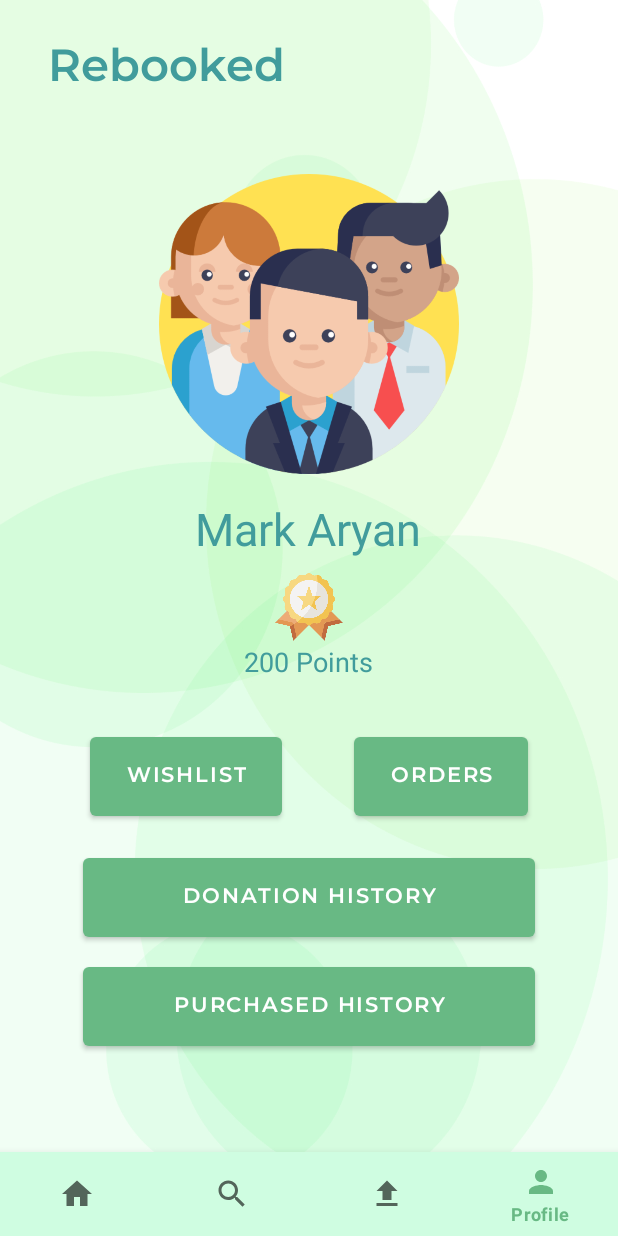
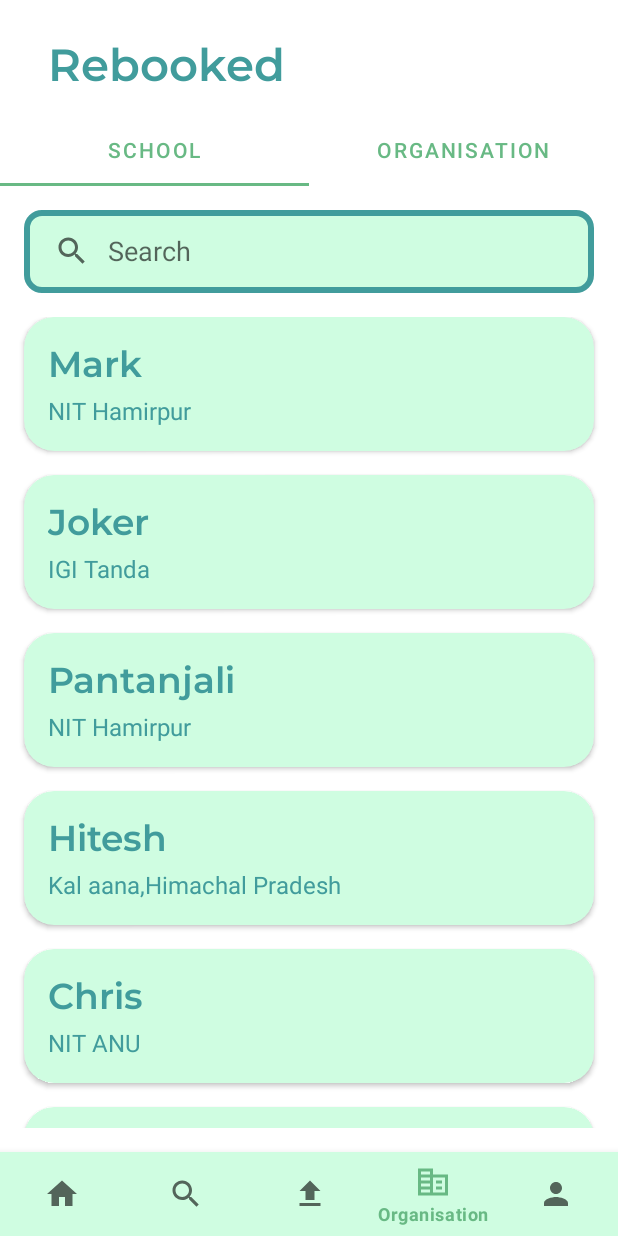
Before and after one commit to shradhayy/GSC2023, an Android app: the HomeFragment screen opened through its navigation route, item 4 of the bottom bar chosen, on a phone screen of 412 x 824 dp. Run offline under Robolectric (Android 15) with nearby library versions, the phone set to English and light mode, and no system bars; our stand-ins replace navigation-ui.

Commit message:
update: organization and school with search UI done

```diff
--- a/app/src/main/java/com/vishal2376/rebooked/MainActivity.kt
+++ b/app/src/main/java/com/vishal2376/rebooked/MainActivity.kt
@@ -50,6 +50,10 @@ class MainActivity : AppCompatActivity() {
                     navController.navigate(R.id.searchFragment)
                     true
                 }
+                R.id.itemMain -> {
+                    navController.navigate(R.id.mainFragment)
+                    true
+                }
                 R.id.itemUpload -> {
                     navController.navigate(R.id.uploadFragment)
                     true
--- /dev/null
+++ b/app/src/main/java/com/vishal2376/rebooked/adapters/OrgAdapter.kt
@@ -0,0 +1,40 @@
+package com.vishal2376.rebooked.adapters
+
+import android.content.Context
+import android.view.LayoutInflater
+import android.view.View
+import android.view.ViewGroup
+import android.view.animation.AnimationUtils
+import android.widget.TextView
+import androidx.recyclerview.widget.RecyclerView.Adapter
+import androidx.recyclerview.widget.RecyclerView.ViewHolder
+import com.vishal2376.rebooked.R
+import com.vishal2376.rebooked.models.Org
+
+class OrgAdapter(private val context: Context, private val orgs: List<Org>) :
+    Adapter<OrgAdapter.OrgViewHolder>() {
+
+    override fun onCreateViewHolder(parent: ViewGroup, viewType: Int): OrgViewHolder {
+        val view = LayoutInflater.from(parent.context).inflate(R.layout.org_item, parent, false)
+        return OrgViewHolder(view)
+    }
+
+    override fun getItemCount(): Int {
+        return orgs.size
+    }
+
+    override fun onBindViewHolder(holder: OrgViewHolder, position: Int) {
+        holder.name.text = orgs[position].name
+        holder.orgName.text = orgs[position].org
+
+        //animation
+        holder.itemView.animation = AnimationUtils.loadAnimation(context, R.anim.slide)
+
+    }
+
+    inner class OrgViewHolder(itemView: View) : ViewHolder(itemView) {
+        val name: TextView = itemView.findViewById(R.id.tvName)
+        val orgName: TextView = itemView.findViewById(R.id.tvOrgName)
+
+    }
+}
--- /dev/null
+++ b/app/src/main/java/com/vishal2376/rebooked/adapters/ViewPagerAdapter.kt
@@ -0,0 +1,30 @@
+package com.vishal2376.rebooked.adapters
+
+import androidx.fragment.app.Fragment
+import androidx.fragment.app.FragmentManager
+import androidx.lifecycle.Lifecycle
+import androidx.viewpager2.adapter.FragmentStateAdapter
+import com.vishal2376.rebooked.fragments.nav.main.OrganisationFragment
+import com.vishal2376.rebooked.fragments.nav.main.SchoolFragment
+
+class ViewPagerAdapter(fragmentManager: FragmentManager, lifecycle: Lifecycle) :
+    FragmentStateAdapter(fragmentManager, lifecycle) {
+
+    override fun getItemCount(): Int {
+        return 2
+    }
+
+    override fun createFragment(position: Int): Fragment {
+        return when (position) {
+            0 -> {
+                SchoolFragment()
+            }
+            1 -> {
+                OrganisationFragment()
+            }
+            else -> {
+                SchoolFragment()
+            }
+        }
+    }
+}
--- a/app/src/main/java/com/vishal2376/rebooked/fragments/CategoriesFragment.kt
+++ /dev/null
@@ -1,27 +0,0 @@
-package com.vishal2376.rebooked.fragments
-
-import android.os.Bundle
-import android.view.LayoutInflater
-import android.view.View
-import android.view.ViewGroup
-import androidx.fragment.app.Fragment
-import com.vishal2376.rebooked.databinding.FragmentCategoriesBinding
-
-
-class CategoriesFragment : Fragment() {
-
-    private var _binding: FragmentCategoriesBinding? = null
-    private val binding: FragmentCategoriesBinding get() = _binding!!
-
-    override fun onCreateView(
-        inflater: LayoutInflater, container: ViewGroup?, savedInstanceState: Bundle?
-    ): View {
-        _binding = FragmentCategoriesBinding.inflate(inflater, container, false)
-        return binding.root
-    }
-
-    override fun onDestroyView() {
-        super.onDestroyView()
-        _binding = null
-    }
-}
--- /dev/null
+++ b/app/src/main/java/com/vishal2376/rebooked/fragments/nav/main/MainFragment.kt
@@ -0,0 +1,47 @@
+package com.vishal2376.rebooked.fragments.nav.main
+
+import android.os.Bundle
+import android.view.LayoutInflater
+import android.view.View
+import android.view.ViewGroup
+import androidx.fragment.app.Fragment
+import com.google.android.material.tabs.TabLayoutMediator
+import com.vishal2376.rebooked.adapters.ViewPagerAdapter
+import com.vishal2376.rebooked.databinding.FragmentMainBinding
+
+class MainFragment : Fragment() {
+
+    private var _binding: FragmentMainBinding? = null
+    private val binding: FragmentMainBinding get() = _binding!!
+
+    override fun onCreateView(
+        inflater: LayoutInflater, container: ViewGroup?, savedInstanceState: Bundle?
+    ): View {
+        _binding = FragmentMainBinding.inflate(inflater, container, false)
+        return binding.root
+    }
+
+    override fun onViewCreated(view: View, savedInstanceState: Bundle?) {
+        super.onViewCreated(view, savedInstanceState)
+
+        val viewPagerAdapter = ViewPagerAdapter(requireActivity().supportFragmentManager, lifecycle)
+        binding.viewPager.adapter = viewPagerAdapter
+
+        TabLayoutMediator(binding.tabLayout, binding.viewPager) { tab, position ->
+            when (position) {
+                0 -> {
+                    tab.text = "School"
+                }
+                1 -> {
+                    tab.text = "Organisation"
+                }
+            }
+        }.attach()
+
+    }
+
+    override fun onDestroyView() {
+        super.onDestroyView()
+        _binding = null
+    }
+}
--- /dev/null
+++ b/app/src/main/java/com/vishal2376/rebooked/fragments/nav/main/OrganisationFragment.kt
@@ -0,0 +1,60 @@
+package com.vishal2376.rebooked.fragments.nav.main
+
+import android.os.Bundle
+import android.view.LayoutInflater
+import android.view.View
+import android.view.ViewGroup
+import androidx.fragment.app.Fragment
+import androidx.recyclerview.widget.LinearLayoutManager
+import com.vishal2376.rebooked.adapters.OrgAdapter
+import com.vishal2376.rebooked.databinding.FragmentOrganisationBinding
+import com.vishal2376.rebooked.models.Org
+
+
+class OrganisationFragment : Fragment() {
+
+    private var _binding: FragmentOrganisationBinding? = null
+    private val binding: FragmentOrganisationBinding get() = _binding!!
+
+    override fun onCreateView(
+        inflater: LayoutInflater, container: ViewGroup?, savedInstanceState: Bundle?
+    ): View {
+        _binding = FragmentOrganisationBinding.inflate(inflater, container, false)
+        return binding.root
+    }
+
+    override fun onViewCreated(view: View, savedInstanceState: Bundle?) {
+        super.onViewCreated(view, savedInstanceState)
+
+        val temp = listOf<Org>(
+            Org("Nescafe", "NIT Hamirpur"),
+            Org("Amul", "NIT Hamirpur"),
+            Org("HPMC", "NIT Hamirpur"),
+            Org("Hiteshi", "NIT Hamirpur"),
+            Org("NBH", "NIT Hamirpur"),
+            Org("Pantanjali", "NIT Hamirpur"),
+            Org("Amul", "NIT Hamirpur"),
+            Org("HPMC", "NIT Hamirpur"),
+            Org("Hiteshi", "NIT Hamirpur"),
+            Org("NBH", "NIT Hamirpur"),
+            Org("HPMC", "NIT Hamirpur"),
+            Org("Hiteshi", "NIT Hamirpur"),
+            Org("NBH", "NIT Hamirpur"),
+            Org("Pantanjali", "NIT Hamirpur"),
+            Org("Amul", "NIT Hamirpur"),
+            Org("Pantanjali", "NIT Hamirpur"),
+            Org("Amul", "NIT Hamirpur"),
+            Org("HPMC", "NIT Hamirpur"),
+            Org("HPMC", "NIT Hamirpur"),
+            Org("Hiteshi", "NIT Hamirpur")
+        )
+
+        binding.rvOrganisation.layoutManager = LinearLayoutManager(requireContext())
+        binding.rvOrganisation.adapter = OrgAdapter(requireContext(), temp)
+    }
+
+    override fun onDestroyView() {
+        super.onDestroyView()
+        _binding = null
+    }
+}
--- /dev/null
+++ b/app/src/main/java/com/vishal2376/rebooked/fragments/nav/main/SchoolFragment.kt
@@ -0,0 +1,59 @@
+package com.vishal2376.rebooked.fragments.nav.main
+
+import android.os.Bundle
+import android.view.LayoutInflater
+import android.view.View
+import android.view.ViewGroup
+import androidx.fragment.app.Fragment
+import androidx.recyclerview.widget.LinearLayoutManager
+import com.vishal2376.rebooked.adapters.OrgAdapter
+import com.vishal2376.rebooked.databinding.FragmentSchoolBinding
+import com.vishal2376.rebooked.models.Org
+
+class SchoolFragment : Fragment() {
+
+    private var _binding: FragmentSchoolBinding? = null
+    private val binding: FragmentSchoolBinding get() = _binding!!
+
+    override fun onCreateView(
+        inflater: LayoutInflater, container: ViewGroup?, savedInstanceState: Bundle?
+    ): View {
+        _binding = FragmentSchoolBinding.inflate(inflater, container, false)
+        return binding.root
+    }
+
+    override fun onViewCreated(view: View, savedInstanceState: Bundle?) {
+        super.onViewCreated(view, savedInstanceState)
+
+        val temp = listOf<Org>(
+            Org("Mark", "NIT Hamirpur"),
+            Org("Joker", "IGI Tanda"),
+            Org("Pantanjali", "NIT Hamirpur"),
+            Org("Hitesh", "Kal aana,Himachal Pradesh"),
+            Org("Chris", "NIT ANU"),
+            Org("Ninja Hathori", "NIT Hamirpur"),
+            Org("Batman", "HPMC Kangra"),
+            Org("Joker", "IGI Tanda"),
+            Org("Pantanjali", "NIT Hamirpur"),
+            Org("Hitesh", "Kal aana,Himachal Pradesh"),
+            Org("Pandey", "Maharastra Police"),
+            Org("Chris", "NIT ANU"),
+            Org("Ninja Hathori", "NIT Hamirpur"),
+            Org("Batman", "HPMC Kangra"),
+            Org("Joker", "IGI Tanda"),
+            Org("Pantanjali", "NIT Hamirpur"),
+            Org("Hitesh", "Kal aana,Himachal Pradesh"),
+            Org("Pandey", "Maharastra Police"),
+            Org("Manoj", "NIT Hamirpur")
+        )
+
+        binding.rvSchool.layoutManager = LinearLayoutManager(requireContext())
+        binding.rvSchool.adapter = OrgAdapter(requireContext(), temp)
+    }
+
+    override fun onDestroyView() {
+        super.onDestroyView()
+        _binding = null
+    }
+
+}
--- /dev/null
+++ b/app/src/main/java/com/vishal2376/rebooked/models/Org.kt
@@ -0,0 +1,6 @@
+package com.vishal2376.rebooked.models
+
+data class Org(
+    val name: String,
+    val org: String
+)
--- /dev/null
+++ b/app/src/main/res/drawable/ic_organisation.xml
@@ -0,0 +1,5 @@
+<vector android:height="24dp" android:tint="#000000"
+    android:viewportHeight="24" android:viewportWidth="24"
+    android:width="24dp" xmlns:android="http://schemas.android.com/apk/res/android">
+    <path android:fillColor="@android:color/white" android:pathData="M12,7V3H2v18h20V7H12zM10,19H4v-2h6V19zM10,15H4v-2h6V15zM10,11H4V9h6V11zM10,7H4V5h6V7zM20,19h-8V9h8V19zM18,11h-4v2h4V11zM18,15h-4v2h4V15z"/>
+</vector>
--- a/app/src/main/res/layout/fragment_categories.xml
+++ /dev/null
@@ -1,14 +0,0 @@
-<?xml version="1.0" encoding="utf-8"?>
-<FrameLayout xmlns:android="http://schemas.android.com/apk/res/android"
-    xmlns:tools="http://schemas.android.com/tools"
-    android:layout_width="match_parent"
-    android:layout_height="match_parent"
-    tools:context=".fragments.CategoriesFragment">
-
-    <!-- TODO: Update blank fragment layout -->
-    <TextView
-        android:layout_width="match_parent"
-        android:layout_height="match_parent"
-        android:text="@string/hello_blank_fragment" />
-
-</FrameLayout>
--- /dev/null
+++ b/app/src/main/res/layout/fragment_main.xml
@@ -0,0 +1,46 @@
+<androidx.constraintlayout.widget.ConstraintLayout xmlns:android="http://schemas.android.com/apk/res/android"
+    xmlns:app="http://schemas.android.com/apk/res-auto"
+    xmlns:tools="http://schemas.android.com/tools"
+    android:layout_width="match_parent"
+    android:layout_height="match_parent"
+    tools:context=".fragments.nav.main.MainFragment">
+
+    <TextView
+        android:id="@+id/appname"
+        android:layout_width="wrap_content"
+        android:layout_height="wrap_content"
+        android:layout_gravity="start"
+        android:layout_marginStart="32dp"
+        android:layout_marginTop="24dp"
+        android:fontFamily="@font/montserrat"
+        android:text="@string/app_name"
+        android:textColor="@color/colorGreenDark"
+        android:textSize="30sp"
+        app:layout_constraintStart_toStartOf="parent"
+        app:layout_constraintTop_toTopOf="parent" />
+
+    <com.google.android.material.tabs.TabLayout
+        android:id="@+id/tabLayout"
+        android:layout_width="match_parent"
+        android:layout_height="wrap_content"
+        android:layout_marginTop="8dp"
+        app:tabBackground="@android:color/transparent"
+        app:layout_constraintEnd_toEndOf="parent"
+        app:layout_constraintStart_toStartOf="parent"
+        app:layout_constraintTop_toBottomOf="@id/appname"
+        app:tabGravity="fill"
+        app:tabIndicatorColor="@color/colorGreen"
+        app:tabSelectedTextColor="@color/colorGreen"
+        app:tabTextColor="@color/colorGreen" />
+
+    <androidx.viewpager2.widget.ViewPager2
+        android:id="@+id/viewPager"
+        android:layout_width="match_parent"
+        android:layout_height="0dp"
+        android:paddingVertical="16dp"
+        app:layout_constraintBottom_toBottomOf="parent"
+        app:layout_constraintEnd_toEndOf="parent"
+        app:layout_constraintStart_toStartOf="parent"
+        app:layout_constraintTop_toBottomOf="@id/tabLayout" />
+
+</androidx.constraintlayout.widget.ConstraintLayout>
--- /dev/null
+++ b/app/src/main/res/layout/fragment_organisation.xml
@@ -0,0 +1,28 @@
+<?xml version="1.0" encoding="utf-8"?>
+<LinearLayout xmlns:android="http://schemas.android.com/apk/res/android"
+    xmlns:app="http://schemas.android.com/apk/res-auto"
+    xmlns:tools="http://schemas.android.com/tools"
+    android:layout_width="match_parent"
+    android:layout_height="match_parent"
+    android:gravity="center_horizontal"
+    android:orientation="vertical"
+    tools:context=".fragments.nav.main.OrganisationFragment">
+
+
+    <SearchView
+        android:layout_width="match_parent"
+        android:layout_height="55dp"
+        android:layout_marginHorizontal="16dp"
+        android:background="@drawable/search_box"
+        android:iconifiedByDefault="false"
+        android:queryBackground="@android:color/transparent"
+        android:queryHint="@string/search" />
+
+    <androidx.recyclerview.widget.RecyclerView
+        android:id="@+id/rvOrganisation"
+        android:layout_width="match_parent"
+        android:layout_height="match_parent"
+        android:layout_marginTop="16dp"
+        tools:listitem="@layout/org_item" />
+
+</LinearLayout>
--- /dev/null
+++ b/app/src/main/res/layout/fragment_school.xml
@@ -0,0 +1,27 @@
+<?xml version="1.0" encoding="utf-8"?>
+<LinearLayout xmlns:android="http://schemas.android.com/apk/res/android"
+    xmlns:app="http://schemas.android.com/apk/res-auto"
+    xmlns:tools="http://schemas.android.com/tools"
+    android:layout_width="match_parent"
+    android:layout_height="match_parent"
+    android:gravity="center_horizontal"
+    android:orientation="vertical"
+    tools:context=".fragments.nav.main.SchoolFragment">
+
+    <SearchView
+        android:layout_width="match_parent"
+        android:layout_height="55dp"
+        android:layout_marginHorizontal="16dp"
+        android:background="@drawable/search_box"
+        android:iconifiedByDefault="false"
+        android:queryBackground="@android:color/transparent"
+        android:queryHint="@string/search" />
+
+    <androidx.recyclerview.widget.RecyclerView
+        android:id="@+id/rvSchool"
+        android:layout_width="match_parent"
+        android:layout_height="match_parent"
+        android:layout_marginTop="16dp"
+        tools:listitem="@layout/org_item" />
+
+</LinearLayout>
--- /dev/null
+++ b/app/src/main/res/layout/org_item.xml
@@ -0,0 +1,39 @@
+<?xml version="1.0" encoding="utf-8"?>
+<androidx.cardview.widget.CardView xmlns:android="http://schemas.android.com/apk/res/android"
+    xmlns:app="http://schemas.android.com/apk/res-auto"
+    android:layout_width="match_parent"
+    android:layout_height="wrap_content"
+    android:layout_marginHorizontal="16dp"
+    android:layout_marginBottom="16dp"
+    app:cardBackgroundColor="@color/colorGreenLight"
+    app:cardCornerRadius="20dp">
+
+    <LinearLayout
+        android:layout_width="match_parent"
+        android:layout_height="match_parent"
+        android:orientation="vertical"
+        android:paddingHorizontal="16dp"
+        android:paddingVertical="16dp">
+
+
+        <TextView
+            android:id="@+id/tvName"
+            android:layout_width="wrap_content"
+            android:layout_height="wrap_content"
+            android:fontFamily="@font/montserrat"
+            android:text="@string/nescafe"
+            android:textColor="@color/colorGreenDark"
+            android:textSize="24sp" />
+
+        <TextView
+            android:id="@+id/tvOrgName"
+            android:layout_width="wrap_content"
+            android:layout_height="wrap_content"
+            android:fontFamily="@font/roboto"
+            android:text="@string/nit_hamirpur"
+            android:textColor="@color/colorGreenDark"
+            android:textSize="16sp" />
+
+    </LinearLayout>
+
+</androidx.cardview.widget.CardView>
--- a/app/src/main/res/menu/bottom_menu.xml
+++ b/app/src/main/res/menu/bottom_menu.xml
@@ -16,6 +16,11 @@
         android:title="@string/upload" />
 
     <item
+        android:id="@+id/itemMain"
+        android:icon="@drawable/ic_organisation"
+        android:title="@string/organisation" />
+
+    <item
         android:id="@+id/itemProfile"
         android:icon="@drawable/ic_person"
         android:title="@string/profile" />
--- a/app/src/main/res/navigation/nav_graph.xml
+++ b/app/src/main/res/navigation/nav_graph.xml
@@ -9,11 +9,8 @@
         android:id="@+id/homeFragment"
         android:name="com.vishal2376.rebooked.fragments.nav.HomeFragment"
         android:label="fragment_home"
-        tools:layout="@layout/fragment_home" >
-        <action
-            android:id="@+id/action_homeFragment_to_categoriesFragment"
-            app:destination="@id/categoriesFragment" />
-    </fragment>
+        tools:layout="@layout/fragment_home" />
+
     <fragment
         android:id="@+id/searchFragment"
         android:name="com.vishal2376.rebooked.fragments.nav.SearchFragment"
@@ -30,15 +27,15 @@
         android:label="fragment_profile"
         tools:layout="@layout/fragment_profile" />
     <fragment
-        android:id="@+id/categoriesFragment"
-        android:name="com.vishal2376.rebooked.fragments.CategoriesFragment"
-        android:label="fragment_categories"
-        tools:layout="@layout/fragment_categories" />
+        android:id="@+id/organisationFragment"
+        android:name="com.vishal2376.rebooked.fragments.nav.main.OrganisationFragment"
+        android:label="fragment_organisation"
+        tools:layout="@layout/fragment_organisation" />
     <fragment
         android:id="@+id/loginFragment"
         android:name="com.vishal2376.rebooked.fragments.LoginFragment"
         android:label="fragment_login"
-        tools:layout="@layout/fragment_login" >
+        tools:layout="@layout/fragment_login">
         <action
             android:id="@+id/action_loginFragment_to_homeFragment"
             app:destination="@id/homeFragment" />
@@ -50,9 +47,26 @@
         android:id="@+id/signUpFragment"
         android:name="com.vishal2376.rebooked.fragments.SignUpFragment"
         android:label="fragment_sign_up"
-        tools:layout="@layout/fragment_sign_up" >
+        tools:layout="@layout/fragment_sign_up">
         <action
             android:id="@+id/action_signUpFragment_to_homeFragment"
             app:destination="@id/homeFragment" />
     </fragment>
+    <fragment
+        android:id="@+id/mainFragment"
+        android:name="com.vishal2376.rebooked.fragments.nav.main.MainFragment"
+        android:label="fragment_main"
+        tools:layout="@layout/fragment_main">
+        <action
+            android:id="@+id/action_mainFragment_to_organisationFragment"
+            app:destination="@id/organisationFragment" />
+        <action
+            android:id="@+id/action_mainFragment_to_schoolFragment"
+            app:destination="@id/schoolFragment" />
+    </fragment>
+    <fragment
+        android:id="@+id/schoolFragment"
+        android:name="com.vishal2376.rebooked.fragments.nav.main.SchoolFragment"
+        android:label="fragment_school"
+        tools:layout="@layout/fragment_school" />
 </navigation>
--- a/app/src/main/res/values/strings.xml
+++ b/app/src/main/res/values/strings.xml
@@ -33,4 +33,7 @@
     <string name="purchase">Purchase</string>
     <string name="recent_books">Recent Books</string>
     <string name="popular_books">Popular Books</string>
+    <string name="organisation">Organisation</string>
+    <string name="nit_hamirpur">NIT Hamirpur</string>
+    <string name="nescafe">Nescafe</string>
 </resources>
```
Also changed, not shown: app/src/main/res/drawable/logo.jpeg (added).
